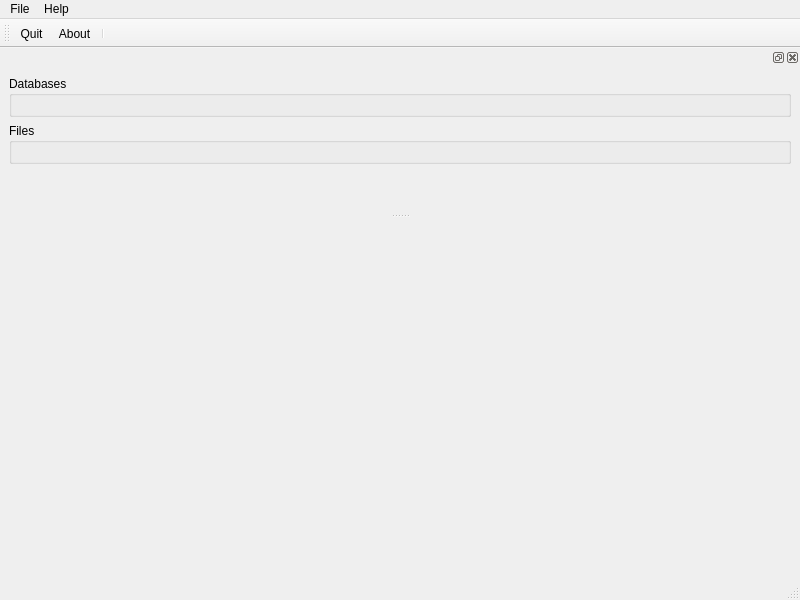
This is tolteca/gui/ui/tolteca.ui in toltec-astro/tolteca as Qt 5 draws it before an edit. The edited form follows.
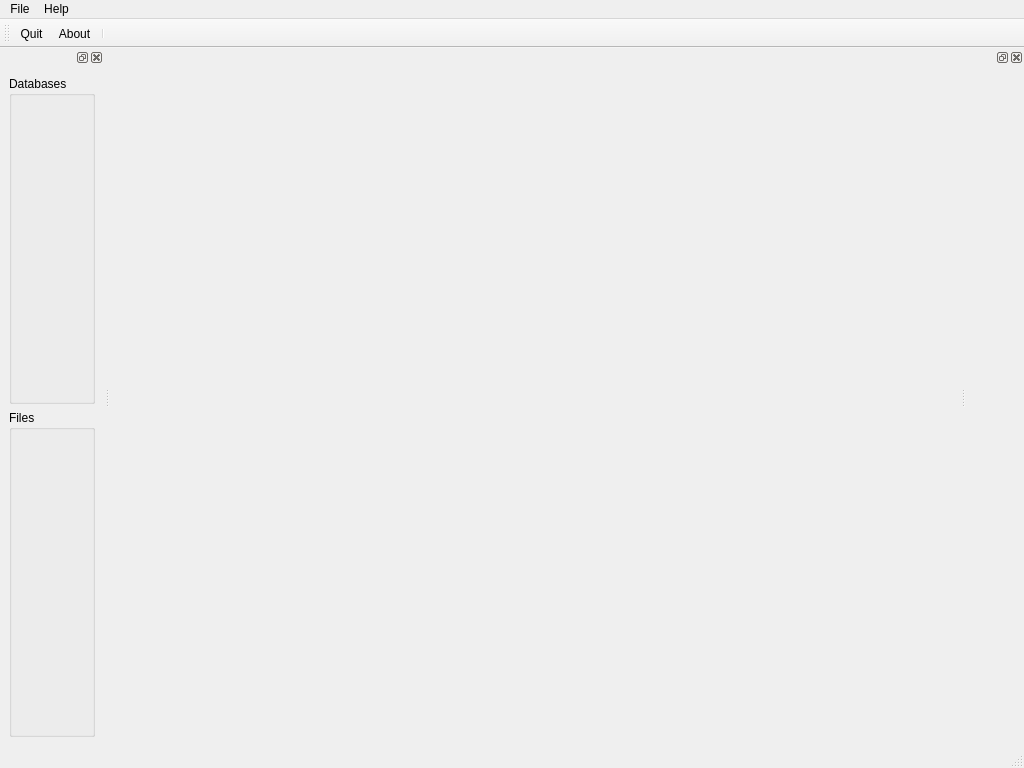
This is the edited form.

Diff of the .ui file:
```diff
--- a/tolteca/gui/ui/tolteca.ui
+++ b/tolteca/gui/ui/tolteca.ui
@@ -6,8 +6,8 @@
    <rect>
     <x>0</x>
     <y>0</y>
-    <width>800</width>
-    <height>600</height>
+    <width>1024</width>
+    <height>768</height>
    </rect>
   </property>
   <property name="windowTitle">
@@ -19,7 +19,7 @@
     <rect>
      <x>0</x>
      <y>0</y>
-     <width>800</width>
+     <width>1024</width>
      <height>22</height>
     </rect>
    </property>
@@ -55,7 +55,7 @@
   </widget>
   <widget class="QDockWidget" name="dockWidget">
    <attribute name="dockWidgetArea">
-    <number>4</number>
+    <number>1</number>
    </attribute>
    <widget class="QWidget" name="dockWidgetContents">
     <layout class="QVBoxLayout" name="verticalLayout">
@@ -79,18 +79,19 @@
        <layout class="QVBoxLayout" name="verticalLayout_2"/>
       </widget>
      </item>
+    </layout>
+   </widget>
+  </widget>
+  <widget class="QDockWidget" name="dockWidget_2">
+   <attribute name="dockWidgetArea">
+    <number>2</number>
+   </attribute>
+   <widget class="QWidget" name="dockWidgetContents_2">
+    <layout class="QVBoxLayout" name="verticalLayout_3">
      <item>
-      <spacer name="verticalSpacer">
-       <property name="orientation">
-        <enum>Qt::Vertical</enum>
-       </property>
-       <property name="sizeHint" stdset="0">
-        <size>
-         <width>20</width>
-         <height>40</height>
-        </size>
-       </property>
-      </spacer>
+      <widget class="QWidget" name="gb_scopeparams" native="true">
+       <layout class="QVBoxLayout" name="verticalLayout_4"/>
+      </widget>
      </item>
     </layout>
    </widget>
```
